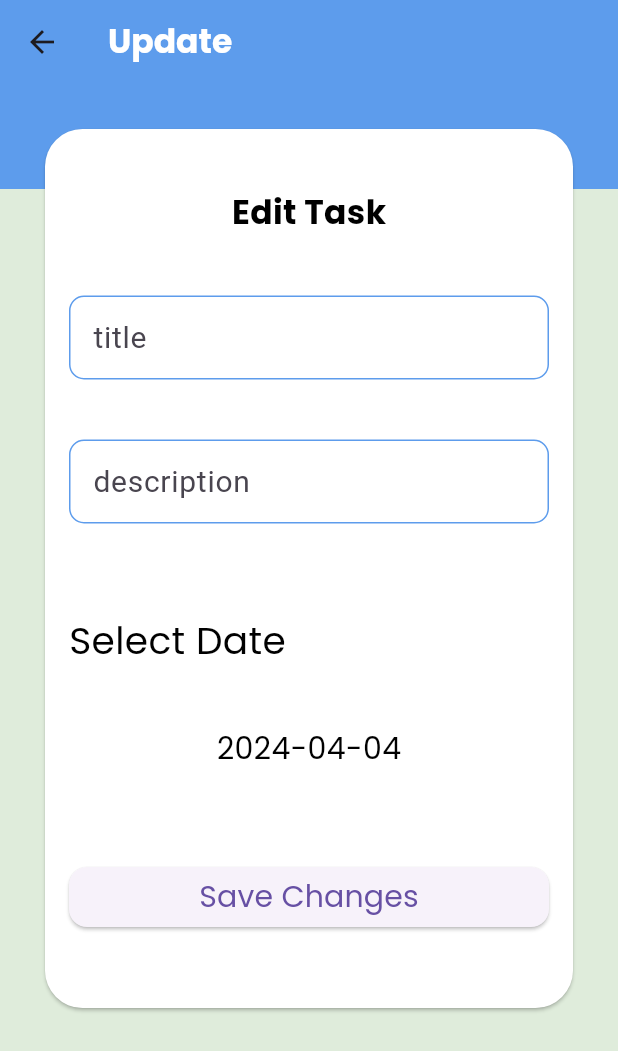
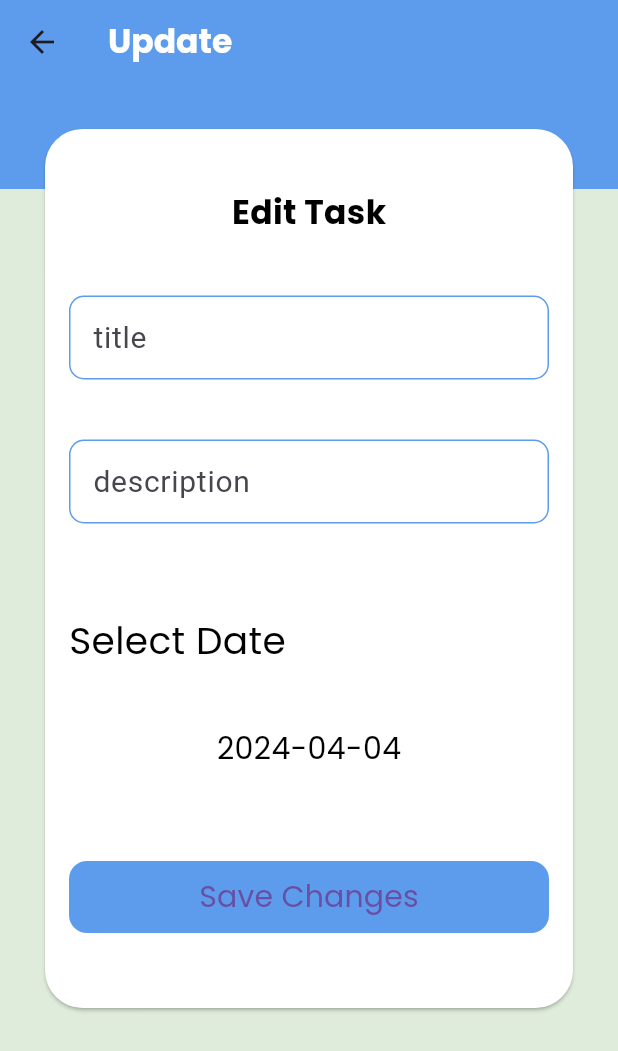
Before and after one commit to RehamHatem/ToDo, a Flutter app: the UpdateTask screen opened directly with empty values, on a phone screen of 412 x 824 dp. Shown: the top 1051 px of the screen. Run offline on Flutter 3.47's test engine with Material 3 defaults, Android fonts, the phone set to English and light mode, and no system bars; our stand-ins replace cloud_firestore, date_picker_timeline, firebase_core, flutter_slidable, google_fonts; accounts and stored records are empty; generated files the repository leaves out were written again.

```diff
--- a/lib/model.dart
+++ b/lib/model.dart
@@ -15,7 +15,6 @@ class TaskModel {
   TaskModel.fromJson(Map<String, dynamic> json)
     :this
     (
-
     description: json['description'],
     title: json['title'],
     date: json['date'],
--- a/lib/taps/update.dart
+++ b/lib/taps/update.dart
@@ -10,7 +10,8 @@ import 'package:flutter_gen/gen_l10n/app_localizations.dart';
 import '../my_provider/provider.dart';
 
 class UpdateTask extends StatefulWidget {
-  static const String routeName="update";
+  static const String routeName = "update";
+
   const UpdateTask({super.key});
 
   @override
@@ -18,30 +19,31 @@ class UpdateTask extends StatefulWidget {
 }
 
 class _UpdateTaskState extends State<UpdateTask> {
-  var formKey=GlobalKey<FormState>();
-  DateTime selectedDate=DateTime.now();
-  TextEditingController descriptionController=TextEditingController();
-  TextEditingController titleController=TextEditingController();
+  var formKey = GlobalKey<FormState>();
+  DateTime selectedDate = DateTime.now();
+  TextEditingController descriptionController = TextEditingController();
+  TextEditingController titleController = TextEditingController();
+
   @override
   Widget build(BuildContext context) {
-    var prov=Provider.of<MyProvider>(context);
-    var name=ModalRoute.of(context)!.settings.arguments as TaskModel ;
-    titleController.text=name.title;
-    descriptionController.text=name.description;
+    var prov = Provider.of<MyProvider>(context);
+    var name = ModalRoute.of(context)!.settings.arguments as TaskModel;
+    titleController.text = name.title;
+    descriptionController.text = name.description;
 
     return Container(
         decoration: BoxDecoration(
-        color: prov.mood==ThemeMode.light? MyThemeData.bgColor:MyThemeData.bgDarkColor,
+          color: prov.mood == ThemeMode.light
+              ? MyThemeData.bgColor
+              : MyThemeData.bgDarkColor,
         ),
         child: Scaffold(
           resizeToAvoidBottomInset: false,
           appBar: AppBar(
             title: Text("${AppLocalizations.of(context)!.update}"),
           ),
-        body: Column(
-          children: [
+          body: Column(children: [
             Stack(
-
               children: [
                 Container(
                   height: 70,
@@ -50,29 +52,37 @@ class _UpdateTaskState extends State<UpdateTask> {
                   ),
                 ),
                 Card(
-            color: prov.mood==ThemeMode.light? Colors.white:MyThemeData.primaryDarkColor,
-            shape: RoundedRectangleBorder(borderRadius: BorderRadius.circular(25),),
+                  color: prov.mood == ThemeMode.light
+                      ? Colors.white
+                      : Color(0xff141922),
+                  shape: RoundedRectangleBorder(
+                    borderRadius: BorderRadius.circular(25),
+                  ),
                   margin: EdgeInsets.all(30),
                   child: Form(
                     key: formKey,
                     child: Padding(
-                padding: const EdgeInsets.only(bottom: 50,top: 40,left: 16,right: 16),
+                      padding: const EdgeInsets.only(
+                          bottom: 50, top: 40, left: 16, right: 16),
                       child: Column(
                         children: [
                           Text(
                             "${AppLocalizations.of(context)!.edittask}",
-                      style: prov.mood==ThemeMode.light?MyThemeData.light.textTheme.bodyMedium:MyThemeData.dark.textTheme.bodyMedium,),
+                            style: prov.mood == ThemeMode.light
+                                ? MyThemeData.light.textTheme.bodyMedium
+                                : MyThemeData.dark.textTheme.bodyMedium,
+                          ),
                           SizedBox(
                             height: 40,
                           ),
                           TextFormField(
                             validator: (value) {
-                        if(value==null || value.isEmpty){
+                              if (value == null || value.isEmpty) {
                                 return "${AppLocalizations.of(context)!.terror}";
-                        }},
+                              }
+                            },
                             controller: titleController,
                             decoration: InputDecoration(
-
                               label: Text(
                                 "${AppLocalizations.of(context)!.title}",
                                 style: TextStyle(fontSize: 20),
@@ -82,10 +92,12 @@ class _UpdateTaskState extends State<UpdateTask> {
                                   borderSide: BorderSide(color: Colors.red)),
                               enabledBorder: OutlineInputBorder(
                                   borderRadius: BorderRadius.circular(10),
-                            borderSide: BorderSide(color:  MyThemeData.primaryColor)),
+                                  borderSide: BorderSide(
+                                      color: MyThemeData.primaryColor)),
                               focusedBorder: OutlineInputBorder(
                                   borderRadius: BorderRadius.circular(10),
-                            borderSide: BorderSide(color:  MyThemeData.primaryColor)),
+                                  borderSide: BorderSide(
+                                      color: MyThemeData.primaryColor)),
                             ),
                           ),
                           SizedBox(
@@ -93,7 +105,7 @@ class _UpdateTaskState extends State<UpdateTask> {
                           ),
                           TextFormField(
                             validator: (value) {
-                        if(value==null || value.isEmpty){
+                              if (value == null || value.isEmpty) {
                                 return "${AppLocalizations.of(context)!.derror}";
                               }
                             },
@@ -108,10 +120,12 @@ class _UpdateTaskState extends State<UpdateTask> {
                                   borderSide: BorderSide(color: Colors.red)),
                               enabledBorder: OutlineInputBorder(
                                   borderRadius: BorderRadius.circular(10),
-                            borderSide: BorderSide(color:  MyThemeData.primaryColor)),
+                                  borderSide: BorderSide(
+                                      color: MyThemeData.primaryColor)),
                               focusedBorder: OutlineInputBorder(
                                   borderRadius: BorderRadius.circular(10),
-                            borderSide: BorderSide(color:  MyThemeData.primaryColor)),
+                                  borderSide: BorderSide(
+                                      color: MyThemeData.primaryColor)),
                             ),
                           ),
                           SizedBox(
@@ -121,7 +135,8 @@ class _UpdateTaskState extends State<UpdateTask> {
                               alignment: Alignment.centerLeft,
                               child: Text(
                                 "${AppLocalizations.of(context)!.selectdate}",
-                          style: TextStyle(fontSize: 25, fontWeight: FontWeight.w400),
+                                style: TextStyle(
+                                    fontSize: 25, fontWeight: FontWeight.w400),
                               )),
                           SizedBox(
                             height: 40,
@@ -130,7 +145,8 @@ class _UpdateTaskState extends State<UpdateTask> {
                             onTap: () {
                               selectDate(context);
                             },
-                      child: Text("${selectedDate.toString().substring(0,10)}",
+                            child: Text(
+                                "${selectedDate.toString().substring(0, 10)}",
                                 style: TextStyle(
                                   fontWeight: FontWeight.w400,
                                   fontSize: 20,
@@ -141,23 +157,35 @@ class _UpdateTaskState extends State<UpdateTask> {
                           ),
                           Container(
                               width: double.infinity,
+                              decoration: BoxDecoration(
+                                color: MyThemeData.primaryColor,
+                                borderRadius: BorderRadius.circular(12)
+                              ),
                               child: ElevatedButton(
                                 onPressed: () {
-                            if(formKey.currentState!.validate()){
-                              TaskModel afterUpdate=TaskModel(description: descriptionController.text, title: titleController.text, date: DateUtils.dateOnly(selectedDate).millisecondsSinceEpoch,id: name.id);
-                              FirebaseFunctions.updateTask(afterUpdate.id, afterUpdate);
-                              print ("=============changed============");
+                                  if (formKey.currentState!.validate()) {
+                                    TaskModel afterUpdate = TaskModel(
+                                        description: descriptionController.text,
+                                        title: titleController.text,
+                                        date: DateUtils.dateOnly(selectedDate)
+                                            .millisecondsSinceEpoch,
+                                        id: name.id);
+                                    FirebaseFunctions.updateTask(
+                                        afterUpdate.id, afterUpdate);
+                                    print("=============changed============");
                                     Navigator.pop(context);
                                   }
                                 },
                                 child: Text(
                                   "${AppLocalizations.of(context)!.save}",
                                   style: GoogleFonts.poppins(
-                                fontSize: 20, fontWeight: FontWeight.w400),
+                                      fontSize: 20,
+                                      fontWeight: FontWeight.w400),
                                 ),
                                 style: ButtonStyle(
-                              shape: MaterialStatePropertyAll(RoundedRectangleBorder(
-                                  borderRadius: BorderRadius.circular(12)))),
+                                    backgroundColor: MaterialStatePropertyAll(
+                                        Colors.transparent),
+                                    elevation: MaterialStatePropertyAll(0),),
                               ))
                         ],
                       ),
@@ -166,16 +194,19 @@ class _UpdateTaskState extends State<UpdateTask> {
                 ),
               ],
             ),
-      ]),)
-    );
+          ]),
+        ));
   }
-  selectDate(BuildContext context)async{
-    DateTime? chosenDate=await showDatePicker(context: context, initialDate: selectedDate, firstDate: selectedDate, lastDate: selectedDate.add(Duration(days: 365)));
-    if (chosenDate!=null){
-      selectedDate=chosenDate;
-      setState(() {
 
-      });
+  selectDate(BuildContext context) async {
+    DateTime? chosenDate = await showDatePicker(
+        context: context,
+        initialDate: selectedDate,
+        firstDate: selectedDate,
+        lastDate: selectedDate.add(Duration(days: 365)));
+    if (chosenDate != null) {
+      selectedDate = chosenDate;
+      setState(() {});
     }
   }
 }
```
Also changed, not shown: lib/taps/list_item.dart (+21 -7 lines), lib/task_bottom_sheet.dart (+8 -2 lines). Lines whose indentation alone changed are shown as unchanged.
